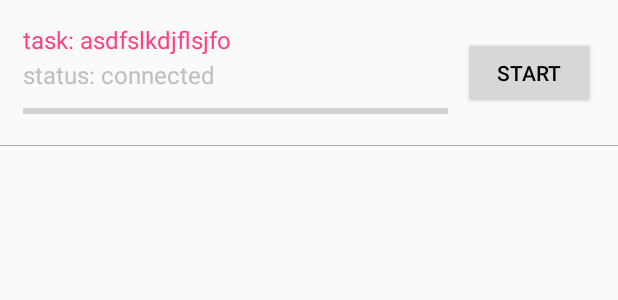
After one commit to zjkgsqj/Kael_mvvm, an Android app: the layout item_download_task.xml on its own in the app's theme, with its tools: preview values and no code run, on a phone screen of 412 x 824 dp. The commit adds this screen. Shown: the top 300 px of the screen. Run offline under Robolectric (Android 15) with nearby library versions, the phone set to English and light mode, and no system bars.

Commit message:
download test

```diff
--- a/app/build.gradle
+++ b/app/build.gradle
@@ -40,4 +40,5 @@ dependencies {
     compile dependencies.fresco
     compile 'com.android.support:support-v4:23.3.0'
     compile 'com.android.support:recyclerview-v7:23.3.0'
+    compile 'com.liulishuo.filedownloader:library:0.3.3'
 }
--- a/app/src/main/AndroidManifest.xml
+++ b/app/src/main/AndroidManifest.xml
@@ -21,8 +21,10 @@
                 <category android:name="android.intent.category.LAUNCHER" />
             </intent-filter>
         </activity>
-        <activity android:name=".ui.activities.NewsDetailActivity"
-            android:theme="@style/AppTheme"></activity>
+        <activity
+            android:name=".ui.activities.NewsDetailActivity"
+            android:theme="@style/AppTheme" />
+        <activity android:name=".ui.activities.DownloadActivity"></activity>
     </application>
 
 </manifest>
--- a/app/src/main/java/com/ftd/keal/keal_mvvm/KealMvvmApplication.java
+++ b/app/src/main/java/com/ftd/keal/keal_mvvm/KealMvvmApplication.java
@@ -3,6 +3,8 @@ package com.ftd.keal.keal_mvvm;
 import android.app.Application;
 
 import com.facebook.drawee.backends.pipeline.Fresco;
+import com.liulishuo.filedownloader.FileDownloader;
+import com.liulishuo.filedownloader.util.FileDownloadLog;
 
 /**
  * Created by sdhuang on 16/7/7 13:54.
@@ -12,5 +14,7 @@ public class KealMvvmApplication  extends Application {
     public void onCreate() {
         super.onCreate();
         Fresco.initialize(this);
+        FileDownloadLog.NEED_LOG = true;
+        FileDownloader.init(getApplicationContext());
     }
 }
--- a/app/src/main/java/com/ftd/keal/keal_mvvm/ui/fragments/MyNewsRecyclerViewAdapter.java
+++ b/app/src/main/java/com/ftd/keal/keal_mvvm/ui/bindingadapters/TaskRecyclerViewAdapter.java
@@ -1,4 +1,4 @@
-package com.ftd.keal.keal_mvvm.ui.fragments;
+package com.ftd.keal.keal_mvvm.ui.bindingadapters;
 
 import android.databinding.DataBindingUtil;
 import android.support.v7.widget.RecyclerView;
@@ -15,10 +15,10 @@ import java.util.List;
 /**
  *
  */
-public class MyNewsRecyclerViewAdapter extends RecyclerView.Adapter<MyNewsRecyclerViewAdapter.ViewHolder> {
+public class TaskRecyclerViewAdapter extends RecyclerView.Adapter<TaskRecyclerViewAdapter.ViewHolder> {
     private List<NewsBean> mList;
 
-    public MyNewsRecyclerViewAdapter(List<NewsBean> list) {
+    public TaskRecyclerViewAdapter(List<NewsBean> list) {
         this.mList = list;
     }
 
--- a/app/src/main/java/com/ftd/keal/keal_mvvm/ui/fragments/newsListFragment.java
+++ b/app/src/main/java/com/ftd/keal/keal_mvvm/ui/fragments/newsListFragment.java
@@ -13,6 +13,7 @@ import com.ftd.keal.keal_mvvm.R;
 import com.ftd.keal.keal_mvvm.databinding.FragmentNewsListBinding;
 import com.ftd.keal.keal_mvvm.model.NewsBean;
 import com.ftd.keal.keal_mvvm.model.NewsListResponse;
+import com.ftd.keal.keal_mvvm.ui.bindingadapters.MyNewsRecyclerViewAdapter;
 import com.ftd.keal.keal_mvvm.ui.interfaces.onDataLoadedListener;
 import com.ftd.keal.keal_mvvm.viewmodel.NewsListViewModel;
 
--- /dev/null
+++ b/app/src/main/res/drawable/bg_item_task_manager.xml
@@ -0,0 +1,28 @@
+<?xml version="1.0" encoding="utf-8"?><!--
+  ~ Copyright (c) 2015 LingoChamp Inc.
+  ~
+  ~ Licensed under the Apache License, Version 2.0 (the "License");
+  ~ you may not use this file except in compliance with the License.
+  ~ You may obtain a copy of the License at
+  ~
+  ~    http://www.apache.org/licenses/LICENSE-2.0
+  ~
+  ~ Unless required by applicable law or agreed to in writing, software
+  ~ distributed under the License is distributed on an "AS IS" BASIS,
+  ~ WITHOUT WARRANTIES OR CONDITIONS OF ANY KIND, either express or implied.
+  ~ See the License for the specific language governing permissions and
+  ~ limitations under the License.
+  -->
+
+<layer-list xmlns:android="http://schemas.android.com/apk/res/android">
+    <item
+        android:left="-2dp"
+        android:right="-2dp"
+        android:top="-2dp">
+        <shape android:shape="rectangle">
+            <stroke
+                android:width="1px"
+                android:color="@android:color/darker_gray" />
+        </shape>
+    </item>
+</layer-list>
--- /dev/null
+++ b/app/src/main/res/layout/item_download_task.xml
@@ -0,0 +1,65 @@
+<?xml version="1.0" encoding="utf-8"?>
+
+<layout xmlns:android="http://schemas.android.com/apk/res/android"
+    xmlns:bind="http://schemas.android.com/apk/res-auto"
+    xmlns:fresco="http://schemas.android.com/tools">
+
+    <data>
+
+        <variable
+            name="viewModel"
+            type="com.ftd.keal.keal_mvvm.viewmodel.TaskItemViewModel" />
+    </data>
+    <LinearLayout xmlns:android="http://schemas.android.com/apk/res/android"
+        android:layout_width="match_parent"
+        android:layout_height="wrap_content"
+        android:background="@drawable/bg_item_task_manager"
+        android:gravity="center_vertical"
+        android:orientation="horizontal"
+        android:padding="15dp">
+
+        <LinearLayout
+            android:layout_width="0dp"
+            android:layout_height="wrap_content"
+            android:layout_weight="1.0"
+            android:orientation="vertical">
+
+            <TextView
+                android:id="@+id/task_name_tv"
+                android:layout_width="wrap_content"
+                android:layout_height="wrap_content"
+                android:text="task: asdfslkdjflsjfo"
+                android:textColor="@color/colorAccent"
+                android:textSize="16sp" />
+
+            <TextView
+                android:id="@+id/task_status_tv"
+                android:layout_width="wrap_content"
+                android:layout_height="wrap_content"
+                android:layout_marginTop="1dp"
+                android:text="status: connected"
+                android:textColor="@android:color/secondary_text_dark"
+                android:textSize="16sp" />
+
+            <ProgressBar
+                android:id="@+id/task_pb"
+                style="?android:attr/progressBarStyleHorizontal"
+                android:layout_width="match_parent"
+                android:layout_height="wrap_content"
+                android:layout_marginTop="5dp"
+                android:layout_weight="1.0" />
+
+        </LinearLayout>
+
+        <Button
+            android:id="@+id/task_action_btn"
+            android:layout_width="wrap_content"
+            android:layout_height="wrap_content"
+            android:layout_marginLeft="10dp"
+            android:text="Start"
+            android:textColor="@android:color/black"
+            android:textSize="14sp" />
+
+    </LinearLayout>
+
+</layout>
```
Also changed, not shown: app/src/main/java/com/ftd/keal/keal_mvvm/ui/activities/DownloadActivity.java (added, +36 -0 lines), app/src/main/java/com/ftd/keal/keal_mvvm/ui/bindingadapters/MyNewsRecyclerViewAdapter.java (added, +64 -0 lines), app/src/main/java/com/ftd/keal/keal_mvvm/viewmodel/DownloadViewModel.java (added, +36 -0 lines), app/src/main/java/com/ftd/keal/keal_mvvm/viewmodel/TaskItemViewModel.java (added, +19 -0 lines), app/src/main/res/layout/activity_download.xml (added, +23 -0 lines).
